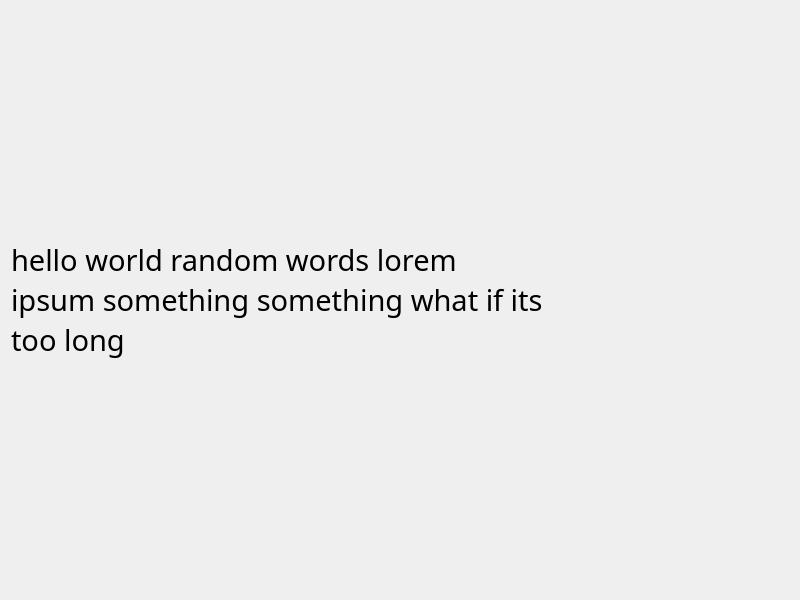
The window that form.ui (wenbang24/xp-type) describes before a commit, drawn with Qt 5.
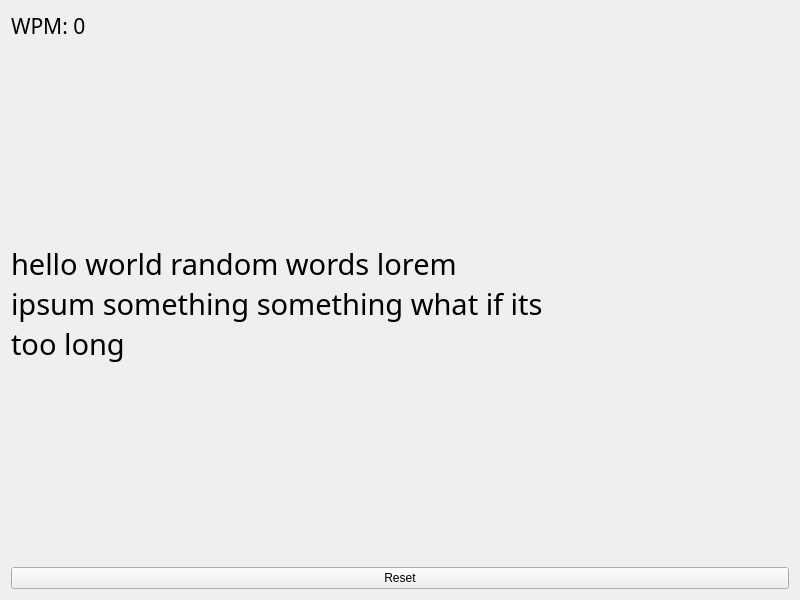
The same window after the commit.

```diff
--- a/form.ui
+++ b/form.ui
@@ -12,8 +12,8 @@
   </property>
   <property name="sizePolicy">
    <sizepolicy hsizetype="Preferred" vsizetype="Preferred">
-    <horstretch>100</horstretch>
-    <verstretch>100</verstretch>
+    <horstretch>0</horstretch>
+    <verstretch>0</verstretch>
    </sizepolicy>
   </property>
   <property name="minimumSize">
@@ -26,6 +26,25 @@
    <string>XP-Type</string>
   </property>
   <layout class="QVBoxLayout" name="verticalLayout">
+   <item>
+    <widget class="QLabel" name="wpm_label">
+     <property name="maximumSize">
+      <size>
+       <width>16777215</width>
+       <height>30</height>
+      </size>
+     </property>
+     <property name="font">
+      <font>
+       <family>Fira Code</family>
+       <pointsize>16</pointsize>
+      </font>
+     </property>
+     <property name="text">
+      <string>WPM: 0</string>
+     </property>
+    </widget>
+   </item>
    <item>
     <widget class="QLabel" name="label">
      <property name="font">
@@ -41,6 +60,13 @@
      </property>
     </widget>
    </item>
+   <item>
+    <widget class="QPushButton" name="pushButton">
+     <property name="text">
+      <string>Reset</string>
+     </property>
+    </widget>
+   </item>
   </layout>
  </widget>
  <resources/>
```
